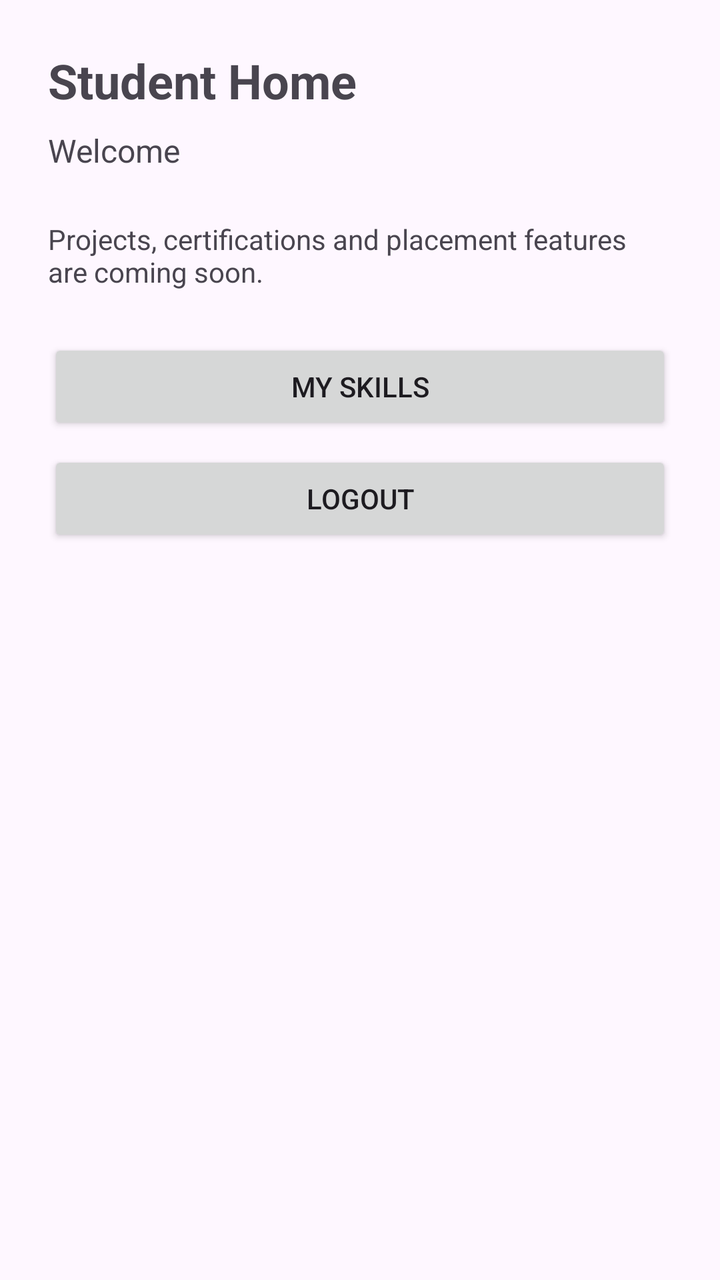
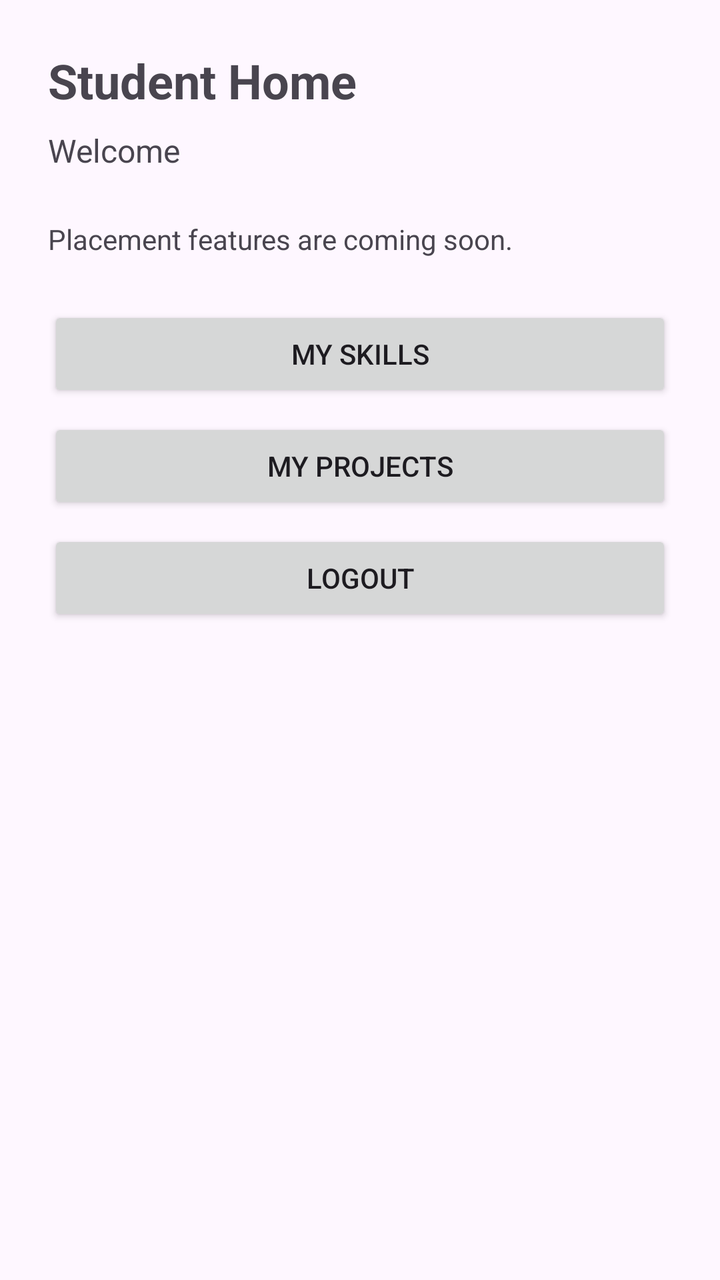

Screens rendered from an Android XML layout before and after an edit, with the pre-edit source and the edit as a unified diff.
<!-- AndroidManifest.xml: application theme Theme.StudentSkillsPlacementTracker -->
<!-- res/layout/activity_student_home.xml -->
<?xml version="1.0" encoding="utf-8"?>
<ScrollView xmlns:android="http://schemas.android.com/apk/res/android"
    android:layout_width="match_parent"
    android:layout_height="match_parent"
    android:fillViewport="true">

    <LinearLayout
        android:layout_width="match_parent"
        android:layout_height="wrap_content"
        android:orientation="vertical"
        android:padding="24dp">

        <TextView
            android:id="@+id/studentHomeTitleTextView"
            android:layout_width="wrap_content"
            android:layout_height="wrap_content"
            android:text="@string/student_home_title"
            android:textSize="24sp"
            android:textStyle="bold"
            android:layout_marginBottom="8dp" />

        <TextView
            android:id="@+id/welcomeTextView"
            android:layout_width="match_parent"
            android:layout_height="wrap_content"
            android:text="@string/student_home_welcome_unknown"
            android:textSize="16sp"
            android:layout_marginBottom="24dp" />

        <ProgressBar
            android:id="@+id/profileProgressBar"
            android:layout_width="wrap_content"
            android:layout_height="wrap_content"
            android:layout_gravity="center_horizontal"
            android:layout_marginBottom="16dp"
            android:visibility="gone" />

        <TextView
            android:id="@+id/profileMessageTextView"
            android:layout_width="match_parent"
            android:layout_height="wrap_content"
            android:textSize="16sp"
            android:layout_marginBottom="16dp"
            android:visibility="gone" />

        <LinearLayout
            android:id="@+id/profileContainer"
            android:layout_width="match_parent"
            android:layout_height="wrap_content"
            android:orientation="vertical"
            android:layout_marginBottom="24dp"
            android:visibility="gone">

            <TextView
                android:layout_width="wrap_content"
                android:layout_height="wrap_content"
                android:text="@string/student_home_profile_section"
                android:textSize="18sp"
                android:textStyle="bold"
                android:layout_marginBottom="8dp" />

            <TextView
                android:id="@+id/nameTextView"
                android:layout_width="match_parent"
                android:layout_height="wrap_content"
                android:textSize="16sp"
                android:paddingBottom="4dp" />

            <TextView
                android:id="@+id/emailTextView"
                android:layout_width="match_parent"
                android:layout_height="wrap_content"
                android:textSize="16sp"
                android:paddingBottom="4dp" />

            <TextView
                android:id="@+id/departmentTextView"
                android:layout_width="match_parent"
                android:layout_height="wrap_content"
                android:textSize="16sp"
                android:paddingBottom="4dp" />

            <TextView
                android:id="@+id/yearTextView"
                android:layout_width="match_parent"
                android:layout_height="wrap_content"
                android:textSize="16sp"
                android:paddingBottom="4dp" />

            <TextView
                android:id="@+id/cgpaTextView"
                android:layout_width="match_parent"
                android:layout_height="wrap_content"
                android:textSize="16sp" />

        </LinearLayout>

        <TextView
            android:layout_width="match_parent"
            android:layout_height="wrap_content"
            android:text="@string/student_home_coming_soon"
            android:textSize="14sp"
            android:layout_marginBottom="24dp" />

        <Button
            android:id="@+id/skillsButton"
            android:layout_width="match_parent"
            android:layout_height="wrap_content"
            android:layout_marginBottom="8dp"
            android:text="@string/btn_my_skills" />

        <Button
            android:id="@+id/logoutButton"
            android:layout_width="match_parent"
            android:layout_height="wrap_content"
            android:text="@string/btn_logout" />

    </LinearLayout>

</ScrollView>
<!-- resources referenced by this layout -->
<resources>
  <string name="btn_logout">Logout</string>
  <string name="btn_my_skills">My Skills</string>
  <string name="student_home_coming_soon">Projects, certifications and placement features are coming soon.</string>
  <string name="student_home_profile_section">Profile</string>
  <string name="student_home_title">Student Home</string>
  <string name="student_home_welcome_unknown">Welcome</string>
  <style name="Theme.StudentSkillsPlacementTracker" parent="Base.Theme.StudentSkillsPlacementTracker" />
  <style name="Base.Theme.StudentSkillsPlacementTracker" parent="Theme.Material3.DayNight.NoActionBar">
          
          
      </style>
</resources>

<!-- the commit's change to res/layout/activity_student_home.xml (unified diff, before → after) -->
@@ -110,6 +110,13 @@
             android:text="@string/btn_my_skills" />
 
         <Button
+            android:id="@+id/projectsButton"
+            android:layout_width="match_parent"
+            android:layout_height="wrap_content"
+            android:layout_marginBottom="8dp"
+            android:text="@string/btn_my_projects" />
+
+        <Button
             android:id="@+id/logoutButton"
             android:layout_width="match_parent"
             android:layout_height="wrap_content"
<!-- resource entries referenced after the edit -->
@@ -1,8 +1,9 @@
 <!-- resources referenced by this layout -->
 <resources>
   <string name="btn_logout">Logout</string>
+  <string name="btn_my_projects">My Projects</string>
   <string name="btn_my_skills">My Skills</string>
-  <string name="student_home_coming_soon">Projects, certifications and placement features are coming soon.</string>
+  <string name="student_home_coming_soon">Placement features are coming soon.</string>
   <string name="student_home_profile_section">Profile</string>
   <string name="student_home_title">Student Home</string>
   <string name="student_home_welcome_unknown">Welcome</string>
